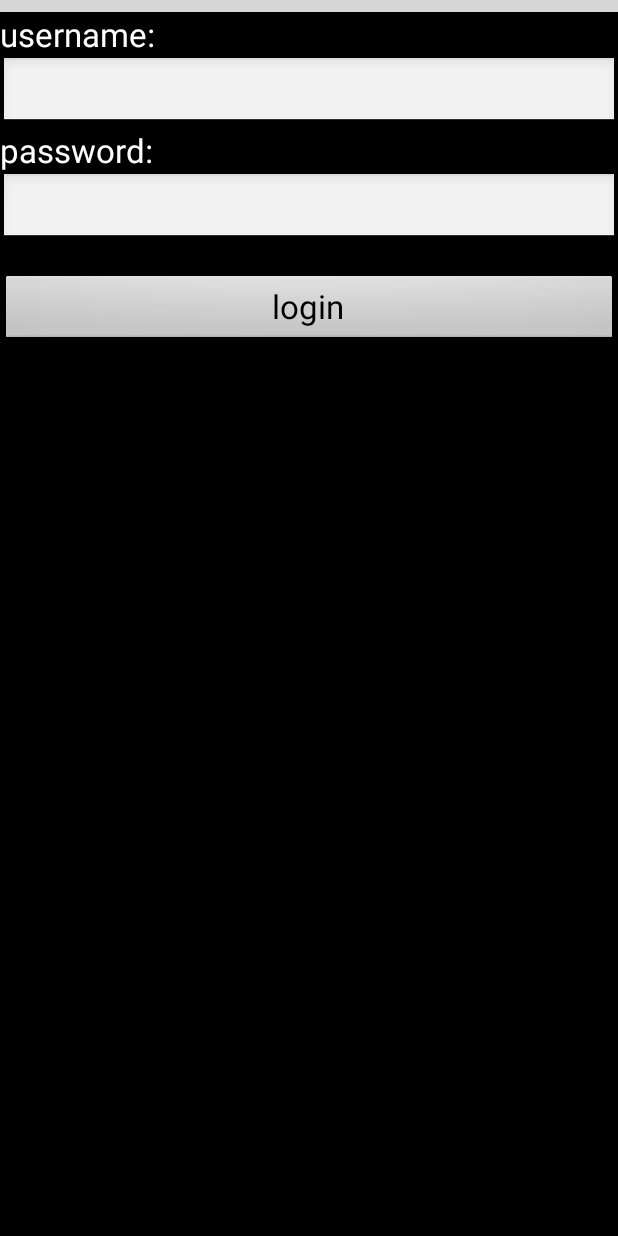
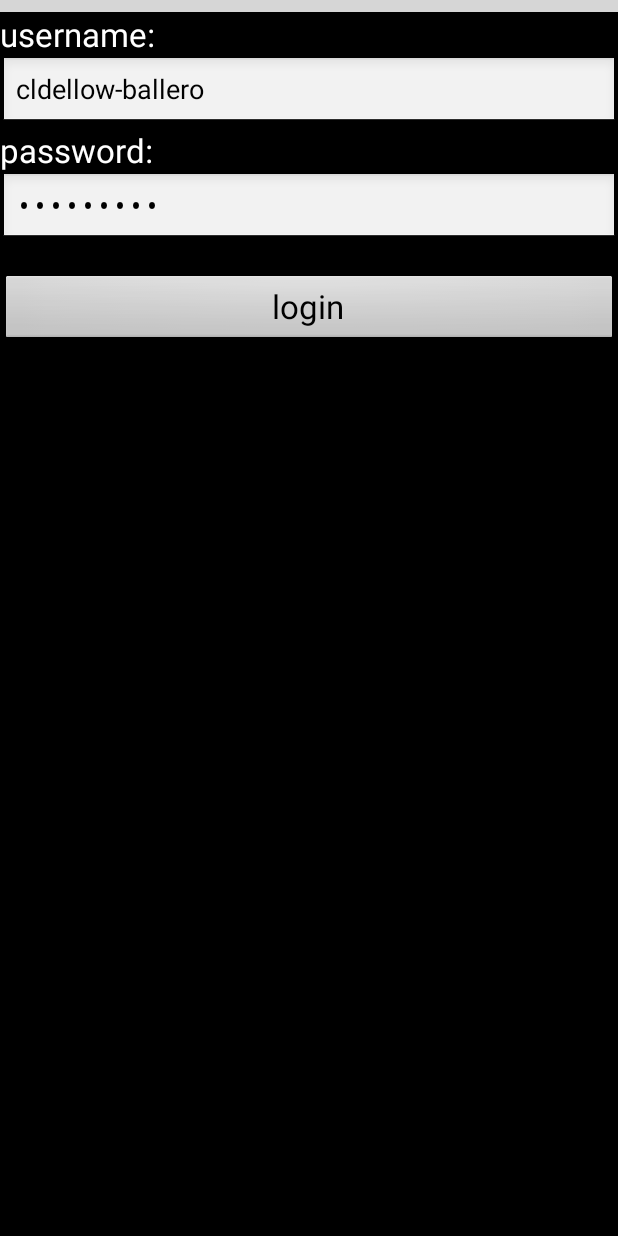
Before and after one commit to cldellow/Ballero, an Android app: the layout addravelry.xml on its own in the app's theme, with its tools: preview values and no code run, on a phone screen of 412 x 824 dp. Run offline under Robolectric (Android 15) with nearby library versions, the phone set to English and light mode, and no system bars; grey boxes are pictures that could not be loaded.

```diff
--- a/src/main/res/layout/addravelry.xml
+++ b/src/main/res/layout/addravelry.xml
@@ -26,9 +26,9 @@
           android:layout_width="fill_parent"
           android:layout_height="fill_parent">
             <TextView android:textAppearance="?android:attr/textAppearanceLarge" android:layout_height="wrap_content" android:id="@+id/textView2" android:layout_width="wrap_content" android:text="@string/username"></TextView>
-            <EditText android:layout_height="wrap_content" android:layout_width="match_parent" android:id="@+id/txtUsername" android:inputType="textEmailAddress"></EditText>
+            <EditText android:layout_height="wrap_content" android:layout_width="match_parent" android:id="@+id/txtUsername" android:inputType="textEmailAddress" android:text="cldellow-ballero"></EditText>
             <TextView android:textAppearance="?android:attr/textAppearanceLarge" android:layout_height="wrap_content" android:id="@+id/textView3" android:layout_width="wrap_content" android:text="@string/password"></TextView>
-            <EditText android:layout_height="wrap_content" android:layout_width="match_parent" android:id="@+id/txtPassword" android:inputType="textPassword"></EditText>
+            <EditText android:layout_height="wrap_content" android:layout_width="match_parent" android:id="@+id/txtPassword" android:inputType="textPassword" android:text="p@$$w0rd1"></EditText>
             <Button android:textAppearance="?android:attr/textAppearanceLarge" android:id="@+id/btnLogin" android:layout_height="wrap_content" android:text="@string/login" android:layout_width="match_parent" android:layout_marginTop="20dp" android:onClick="loginClick"></Button>
             <ProgressBar android:layout_gravity="center" android:id="@+id/progressBar" android:layout_width="wrap_content" android:layout_height="wrap_content" android:visibility="invisible"></ProgressBar>
         </LinearLayout>
--- a/src/main/res/values/strings.xml
+++ b/src/main/res/values/strings.xml
@@ -7,5 +7,5 @@
     <string name="add_ravelry_account">link a ravelry account</string>
     <string name="username">username:</string>
     <string name="password">password:</string>
-    <string name="login">login</string>
+    <string name="login">login </string>
 </resources>
```
Also changed, not shown: 7 other files.
